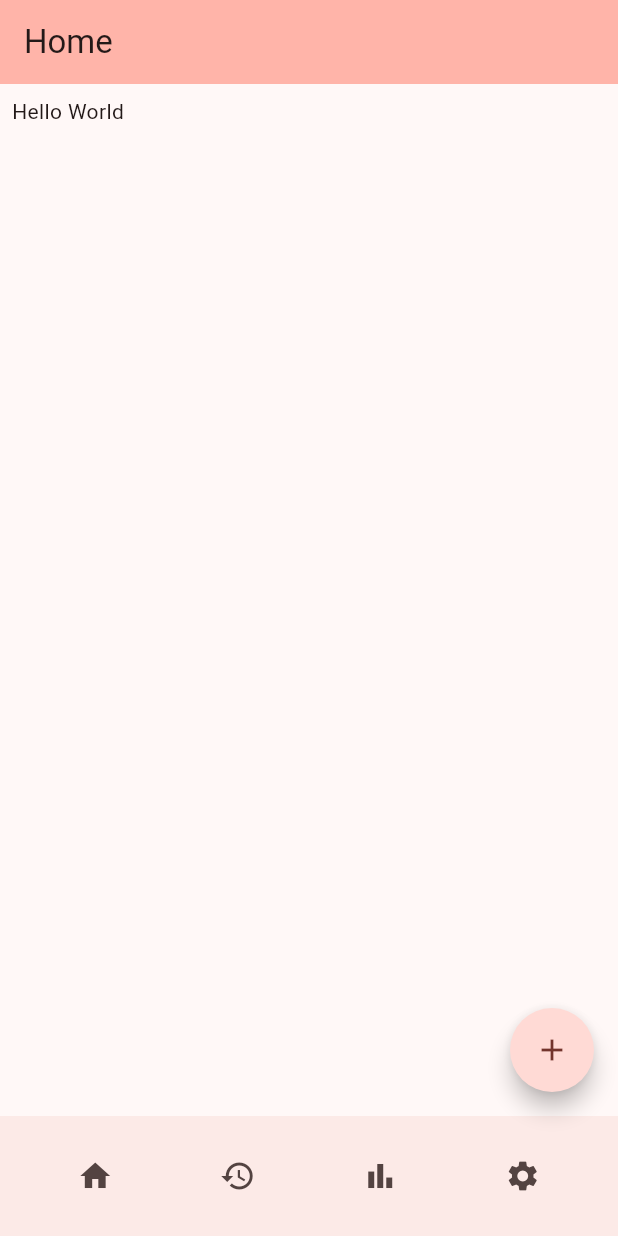
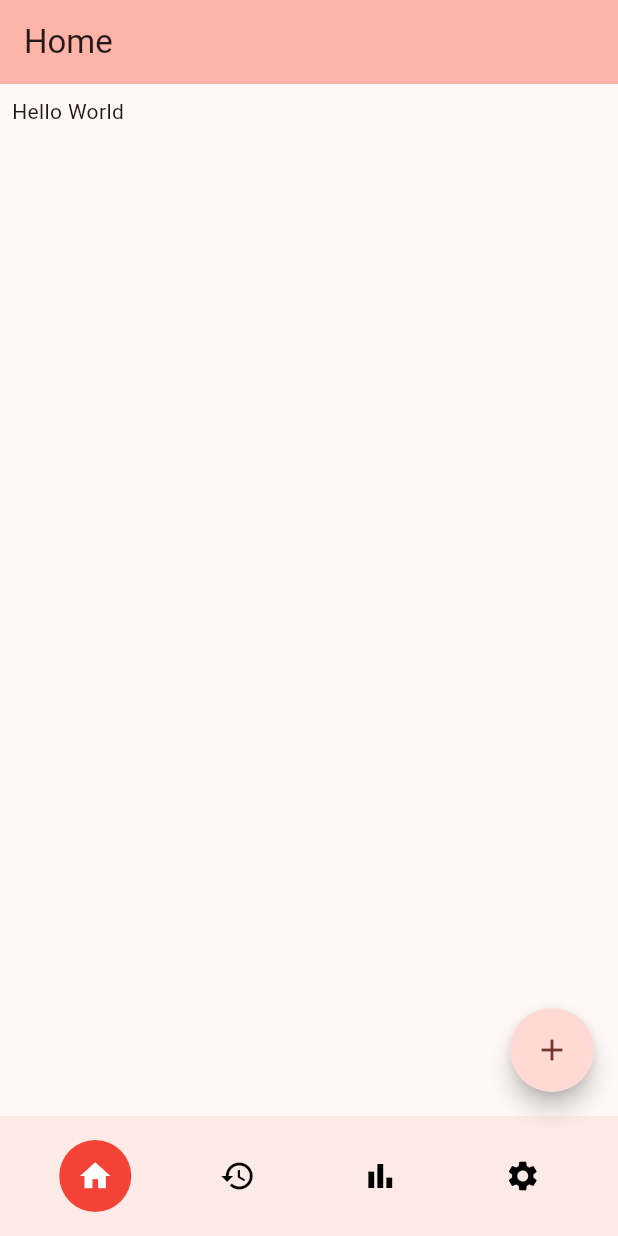
Before and after one commit to adotrdot/sakusaya, a Flutter app: the Home screen opened directly, after a tap on the "home" icon, on a phone screen of 412 x 824 dp. Run offline on Flutter 3.47's test engine with Material 3 defaults, Android fonts, the phone set to English and light mode, and no system bars; drawn by our look-alikes of flutter_speed_dial.

Commit message:
Create App Bar Prototype
- Add button active/inactive state

```diff
--- /dev/null
+++ b/lib/app_bar.dart
@@ -0,0 +1,73 @@
+import 'package:flutter/material.dart';
+import 'package:sakusaya/icon_btn.dart';
+
+class SksyAppBar extends StatefulWidget {
+  const SksyAppBar({super.key});
+
+  @override
+  State<SksyAppBar> createState() => _SksyAppBarState();
+}
+
+class _SksyAppBarState extends State<SksyAppBar> {
+  var btns = [
+    BarButton(const Icon(Icons.home), 'Home', true),
+    BarButton(const Icon(Icons.history), 'History', false),
+    BarButton(const Icon(Icons.bar_chart), 'Chart', false),
+    BarButton(const Icon(Icons.settings), 'Settings', false),
+  ];
+
+  generateButtons() {
+    var barBtns = <Widget>[];
+    for (var i = 0; i < btns.length; i++) {
+      var newBtn = NotificationListener<ButtonPressed>(
+        child: Expanded(
+          child: SksyIconButton(
+            id: i,
+            icon: btns[i].icon,
+            tooltip: btns[i].tooltip,
+            isActive: btns[i].isActive,
+          ),
+        ),
+        onNotification: (n) {
+          setState(() {
+            for (var i = 0; i < btns.length; i++) {
+              if (i == n.id) {
+                btns[i].on();
+              } else {
+                btns[i].off();
+              }
+            }
+          });
+          return true;
+        },
+      );
+      barBtns.add(newBtn);
+    }
+    return barBtns;
+  }
+
+  @override
+  Widget build(BuildContext context) {
+    return BottomAppBar(
+      child: Row(
+        children: generateButtons(),
+      ),
+    );
+  }
+}
+
+class BarButton {
+  final Widget icon;
+  final String tooltip;
+  bool isActive;
+
+  BarButton(this.icon, this.tooltip, this.isActive);
+
+  on() {
+    isActive = true;
+  }
+
+  off() {
+    isActive = false;
+  }
+}
--- a/lib/home.dart
+++ b/lib/home.dart
@@ -1,5 +1,6 @@
 import 'package:flutter/material.dart';
 import 'package:flutter_speed_dial/flutter_speed_dial.dart';
+import 'package:sakusaya/app_bar.dart';
 
 class Home extends StatefulWidget {
   const Home({super.key, required this.title});
@@ -32,16 +33,7 @@ class _HomeState extends State<Home> {
           ],
         ),
       ),
-      bottomNavigationBar: BottomAppBar(
-        child: Row(
-          children: <Widget>[
-            Expanded(child: IconButton(onPressed: () {}, icon: const Icon(Icons.home), tooltip: 'Home',)),
-            Expanded(child: IconButton(onPressed: () {}, icon: const Icon(Icons.history), tooltip: 'Record')),
-            Expanded(child: IconButton(onPressed: () {}, icon: const Icon(Icons.bar_chart), tooltip: 'Chart')),
-            Expanded(child: IconButton(onPressed: () {}, icon: const Icon(Icons.settings), tooltip: 'Settings',)),
-          ],
-        )
-      ),
+      bottomNavigationBar: const SksyAppBar(),
       floatingActionButton: SpeedDial(
         icon: Icons.add,
         activeIcon: Icons.close,
--- /dev/null
+++ b/lib/icon_btn.dart
@@ -0,0 +1,43 @@
+import 'package:flutter/material.dart';
+
+class SksyIconButton extends StatefulWidget {
+  const SksyIconButton({super.key, required this.id, required this.icon, required this.tooltip, required this.isActive});
+
+  final int id;
+  final Widget icon;
+  final String tooltip;
+  final bool isActive;
+
+  @override
+  State<SksyIconButton> createState() => _SksyIconButtonState();
+}
+
+class _SksyIconButtonState extends State<SksyIconButton> {
+  @override
+  Widget build(BuildContext context) {
+    return Material(
+      color: Colors.transparent,
+      child: Center(
+        child: Ink(
+          decoration: ShapeDecoration(
+            color: widget.isActive ? Colors.red : Colors.transparent,
+            shape: const CircleBorder(),
+          ),
+          child: IconButton(
+            icon: widget.icon,
+            color: widget.isActive ? Colors.white : Colors.black,
+            tooltip: widget.tooltip,
+            onPressed: () {
+              ButtonPressed(widget.id).dispatch(context);
+            },
+          ),
+        ),
+      ),
+    );
+  }
+}
+
+class ButtonPressed extends Notification {
+  final int id;
+  ButtonPressed(this.id);
+}
```
